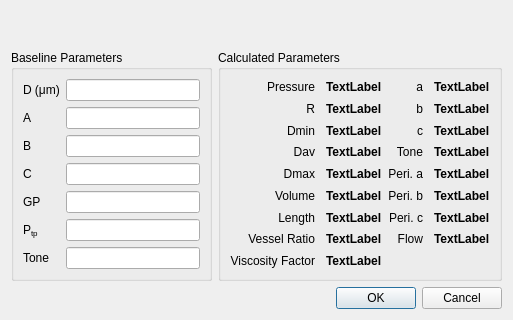
Before: the Qt Designer form src/vesseldlg.ui in AdamMajer/bshouty-lung-model, drawn with Qt 5; both pictures show x 0 to 513 and y 210 to 530 of the 513 by 530 pixel window.
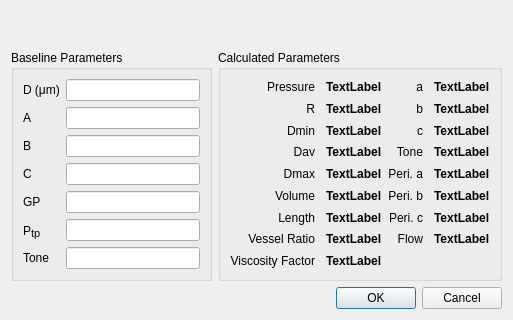
After: the same form once the commit is applied. Custom widgets are drawn as their Qt base class.

Commit message: Increased font size of all subscripts in labels to 12 points

```diff
--- a/src/vesseldlg.ui
+++ b/src/vesseldlg.ui
@@ -94,7 +94,7 @@
 &lt;html&gt;&lt;head&gt;&lt;meta name=&quot;qrichtext&quot; content=&quot;1&quot; /&gt;&lt;style type=&quot;text/css&quot;&gt;
 p, li { white-space: pre-wrap; }
 &lt;/style&gt;&lt;/head&gt;&lt;body style=&quot; font-family:'Sans Serif'; font-size:9pt; font-weight:400; font-style:normal;&quot;&gt;
-&lt;p style=&quot; margin-top:0px; margin-bottom:0px; margin-left:0px; margin-right:0px; -qt-block-indent:0; text-indent:0px;&quot;&gt;P&lt;span style=&quot; vertical-align:sub;&quot;&gt;tp&lt;/span&gt;&lt;/p&gt;&lt;/body&gt;&lt;/html&gt;</string>
+&lt;p style=&quot; margin-top:0px; margin-bottom:0px; margin-left:0px; margin-right:0px; -qt-block-indent:0; text-indent:0px;&quot;&gt;P&lt;span style=&quot; font-size:12pt; vertical-align:sub;&quot;&gt;tp&lt;/span&gt;&lt;/p&gt;&lt;/body&gt;&lt;/html&gt;</string>
         </property>
        </widget>
       </item>
```
The commit also changes 2 other files.
